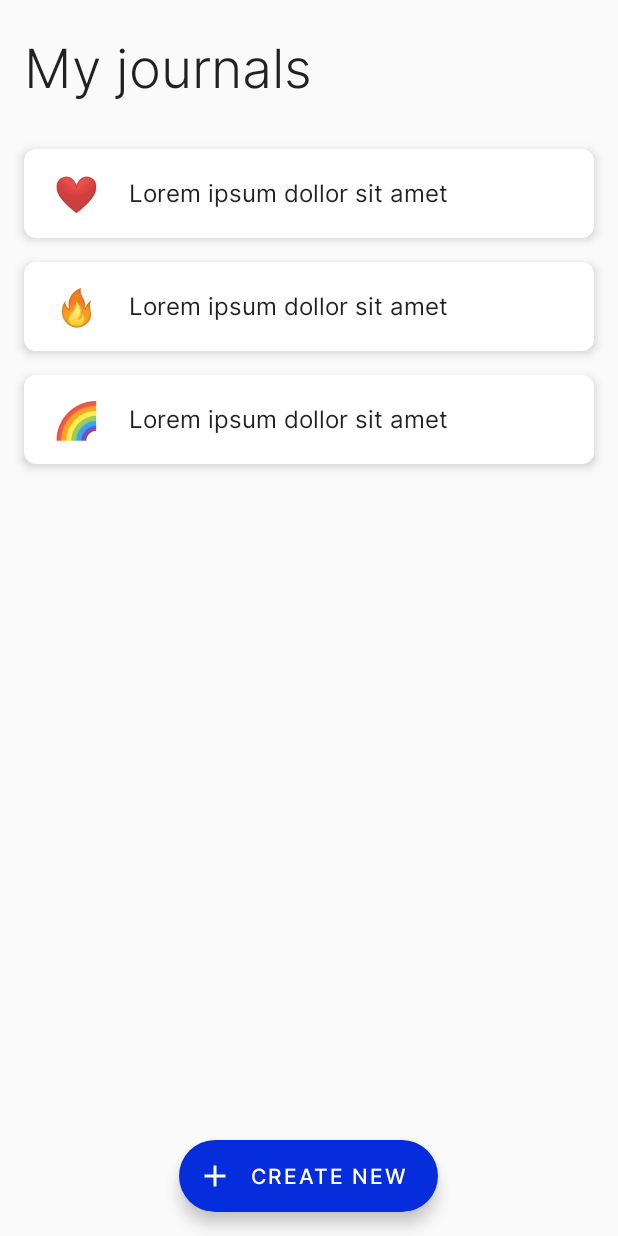
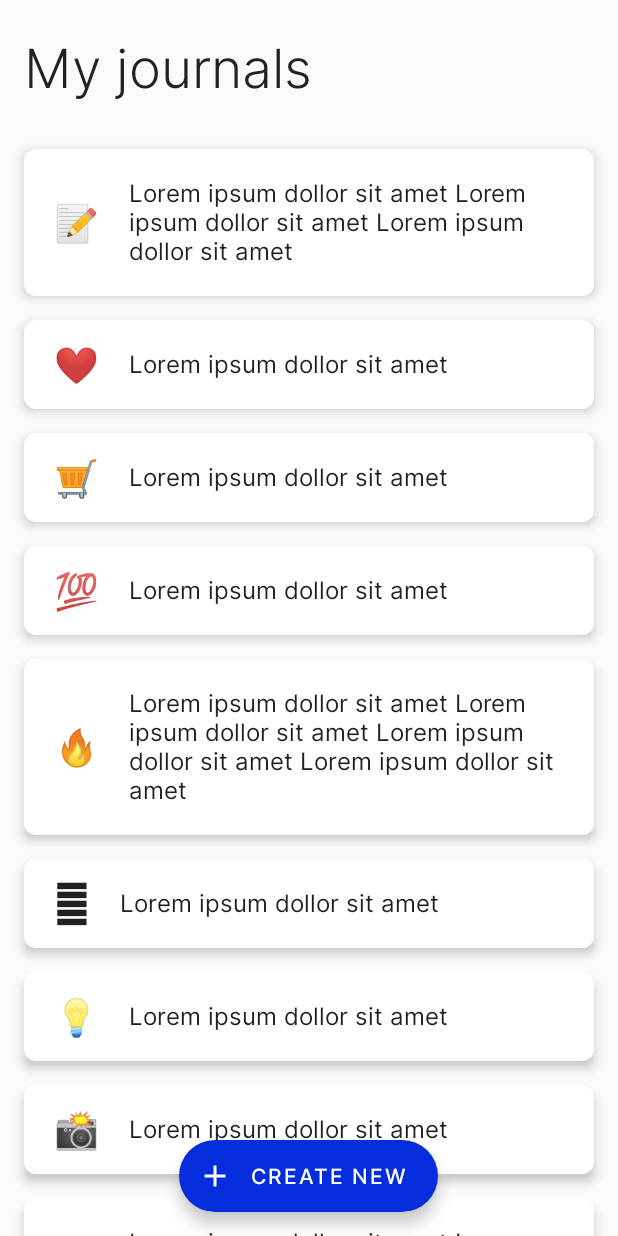
Before and after one commit to koddr/Burokrat, an Android app built with Jetpack Compose: the screen it shows after launch (MainActivity), on a phone screen of 412 x 824 dp. Run offline under Robolectric (Android 15) with nearby library versions, the phone set to English and light mode, and no system bars; our stand-ins replace accompanist.

```diff
--- a/app/src/main/java/com/truewebartisans/burokrat/elements/EmojiElement.kt
+++ b/app/src/main/java/com/truewebartisans/burokrat/elements/EmojiElement.kt
@@ -1,8 +1,18 @@
 package com.truewebartisans.burokrat.elements
 
-enum class EmojiElement(val emoji: String) {
+enum class EmojiElement(val code: String) {
+    DEFAULT("\uD83D\uDCDD"),
+    HUNDRED("\uD83D\uDCAF"),
     WOMAN_IDK("\uD83E\uDD37\u200D"),
     RAINBOW("\uD83C\uDF08"),
+    PILL("\uD83D\uDC8A"),
+    COIN("\uD83E\uDE99"),
+    PARTY("\uD83C\uDF89"),
+    IDEA("\uD83D\uDCA1"),
     FIRE("\uD83D\uDD25"),
+    STUDY("\uD83C\uDF93"),
+    MOVIE("\uD83C\uDFAC"),
+    PHOTO("\uD83D\uDCF8"),
+    SHOPPING("\uD83D\uDED2️"),
     HEARTH("\u2764️")
 }
--- a/app/src/main/java/com/truewebartisans/burokrat/screens/HomeScreen.kt
+++ b/app/src/main/java/com/truewebartisans/burokrat/screens/HomeScreen.kt
@@ -1,5 +1,7 @@
 package com.truewebartisans.burokrat.screens
 
+import androidx.compose.foundation.background
+import androidx.compose.foundation.layout.Box
 import androidx.compose.foundation.layout.Column
 import androidx.compose.foundation.layout.Row
 import androidx.compose.foundation.layout.fillMaxSize
@@ -23,23 +25,67 @@ fun HomeScreen(navController: NavHostController) {
 
     val sampleList = listOf(
         mapOf(
-            "emoji" to EmojiElement.HEARTH.emoji,
+            "emoji" to EmojiElement.DEFAULT.code,
+            "text" to "Lorem ipsum dollor sit amet Lorem ipsum dollor sit amet Lorem ipsum dollor sit amet"
+        ),
+        mapOf(
+            "emoji" to EmojiElement.HEARTH.code,
             "text" to "Lorem ipsum dollor sit amet"
         ),
         mapOf(
-            "emoji" to EmojiElement.FIRE.emoji,
+            "emoji" to EmojiElement.SHOPPING.code,
             "text" to "Lorem ipsum dollor sit amet"
         ),
         mapOf(
-            "emoji" to EmojiElement.RAINBOW.emoji,
+            "emoji" to EmojiElement.HUNDRED.code,
+            "text" to "Lorem ipsum dollor sit amet"
+        ),
+        mapOf(
+            "emoji" to EmojiElement.FIRE.code,
+            "text" to "Lorem ipsum dollor sit amet Lorem ipsum dollor sit amet Lorem ipsum dollor sit amet Lorem ipsum dollor sit amet"
+        ),
+        mapOf(
+            "emoji" to EmojiElement.COIN.code,
+            "text" to "Lorem ipsum dollor sit amet"
+        ),
+        mapOf(
+            "emoji" to EmojiElement.IDEA.code,
+            "text" to "Lorem ipsum dollor sit amet"
+        ),
+        mapOf(
+            "emoji" to EmojiElement.PHOTO.code,
+            "text" to "Lorem ipsum dollor sit amet"
+        ),
+        mapOf(
+            "emoji" to EmojiElement.PARTY.code,
+            "text" to "Lorem ipsum dollor sit amet Lorem ipsum dollor sit amet"
+        ),
+        mapOf(
+            "emoji" to EmojiElement.PILL.code,
+            "text" to "Lorem ipsum dollor sit amet"
+        ),
+        mapOf(
+            "emoji" to EmojiElement.RAINBOW.code,
+            "text" to "Lorem ipsum dollor sit amet"
+        ),
+        mapOf(
+            "emoji" to EmojiElement.STUDY.code,
+            "text" to "Lorem ipsum dollor sit amet"
+        ),
+        mapOf(
+            "emoji" to EmojiElement.MOVIE.code,
             "text" to "Lorem ipsum dollor sit amet"
         )
     )
 
     Scaffold(
         content = {
-            Surface(color = MaterialTheme.colors.background) {
-                LazyColumn(modifier = Modifier.fillMaxSize()) {
+            Surface(
+                color = MaterialTheme.colors.background
+            ) {
+                LazyColumn(
+                    modifier = Modifier.fillMaxSize()
+                ) {
                     item {
                         Text(
                             stringResource(R.string.my_journals),
@@ -49,12 +95,21 @@ fun HomeScreen(navController: NavHostController) {
                     }
                     if (sampleList.isNotEmpty()) {
                         itemsIndexed(sampleList) { _, item ->
-                            JournalCard(item["emoji"].toString(), item["text"].toString())
+                            JournalCard(
+                                item["emoji"].toString(),
+                                item["text"].toString()
+                            )
                         }
                     } else {
                         item {
-                            JournalCard(EmojiElement.WOMAN_IDK.emoji, "Oops... Journals not found!\nCreate a new one now :)")
+                            JournalCard(
+                                EmojiElement.WOMAN_IDK.code,
+                                stringResource(R.string.oops_not_found_journals)
+                            )
                         }
+                    }
+                    item {
+                        Box(modifier = lazyColumnItemBoxModifier.background(MaterialTheme.colors.background))
                     }
                 }
             }
--- a/app/src/main/java/com/truewebartisans/burokrat/screens/SettingsScreen.kt
+++ b/app/src/main/java/com/truewebartisans/burokrat/screens/SettingsScreen.kt
@@ -1,5 +1,7 @@
 package com.truewebartisans.burokrat.screens
 
+import androidx.compose.foundation.background
+import androidx.compose.foundation.layout.Box
 import androidx.compose.material.*
 import androidx.compose.material.icons.Icons
 import androidx.compose.material.icons.filled.Done
@@ -10,6 +12,7 @@ import com.truewebartisans.burokrat.R
 import com.truewebartisans.burokrat.Routes
 import com.truewebartisans.burokrat.ui.theme.headerTextModifier
 import com.truewebartisans.burokrat.ui.theme.headerTextStyle
+import com.truewebartisans.burokrat.ui.theme.lazyColumnItemBoxModifier
 
 @Composable
 fun SettingsScreen(navController: NavHostController) {
@@ -22,6 +25,7 @@ fun SettingsScreen(navController: NavHostController) {
                     style = headerTextStyle,
                     modifier = headerTextModifier
                 )
+                Box(modifier = lazyColumnItemBoxModifier.background(MaterialTheme.colors.background))
             }
         },
         floatingActionButtonPosition = FabPosition.Center,
--- a/app/src/main/java/com/truewebartisans/burokrat/ui/theme/Helpers.kt
+++ b/app/src/main/java/com/truewebartisans/burokrat/ui/theme/Helpers.kt
@@ -1,6 +1,7 @@
 package com.truewebartisans.burokrat.ui.theme
 
 import androidx.compose.foundation.layout.fillMaxSize
+import androidx.compose.foundation.layout.height
 import androidx.compose.foundation.layout.padding
 import androidx.compose.ui.Modifier
 import androidx.compose.ui.unit.dp
@@ -9,6 +10,9 @@ import androidx.compose.ui.unit.dp
 val headerTextStyle = Typography.h1
 val headerTextModifier = Modifier.padding(horizontal = 16.dp, vertical = 24.dp)
 
+// Lazy column:
+val lazyColumnItemBoxModifier = Modifier.height(74.dp)
+
 // Card:
 val cardElevation = 4.dp
 val cardShape = Shapes.large
--- a/app/src/main/res/values/strings.xml
+++ b/app/src/main/res/values/strings.xml
@@ -4,4 +4,5 @@
     <string name="settings">Settings</string>
     <string name="save">SAVE</string>
     <string name="create_new">CREATE NEW</string>
+    <string name="oops_not_found_journals">Oops… Journals not found!\nCreate a new one now.</string>
 </resources>
```
Also changed, not shown: 2 other files.
